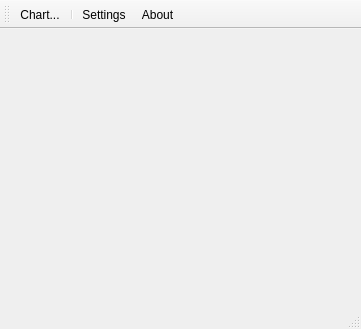
davidrg/zxweather, file desktop/mainwindow.ui: the form before one commit.
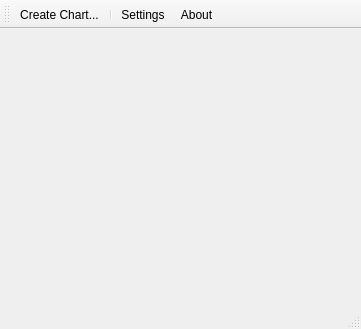
The form after the commit. Icons and pictures are not drawn. Custom widgets are drawn as their Qt base class.

Commit message: Rename chart button

What changed in the file:
```diff
--- a/desktop/mainwindow.ui
+++ b/desktop/mainwindow.ui
@@ -106,10 +106,10 @@
      <normaloff>:/icons/chart</normaloff>:/icons/chart</iconset>
    </property>
    <property name="text">
-    <string>Chart...</string>
+    <string>Create Chart...</string>
    </property>
    <property name="iconText">
-    <string>Chart...</string>
+    <string>Create Chart...</string>
    </property>
    <property name="toolTip">
     <string>Opens the chart window</string>
```
